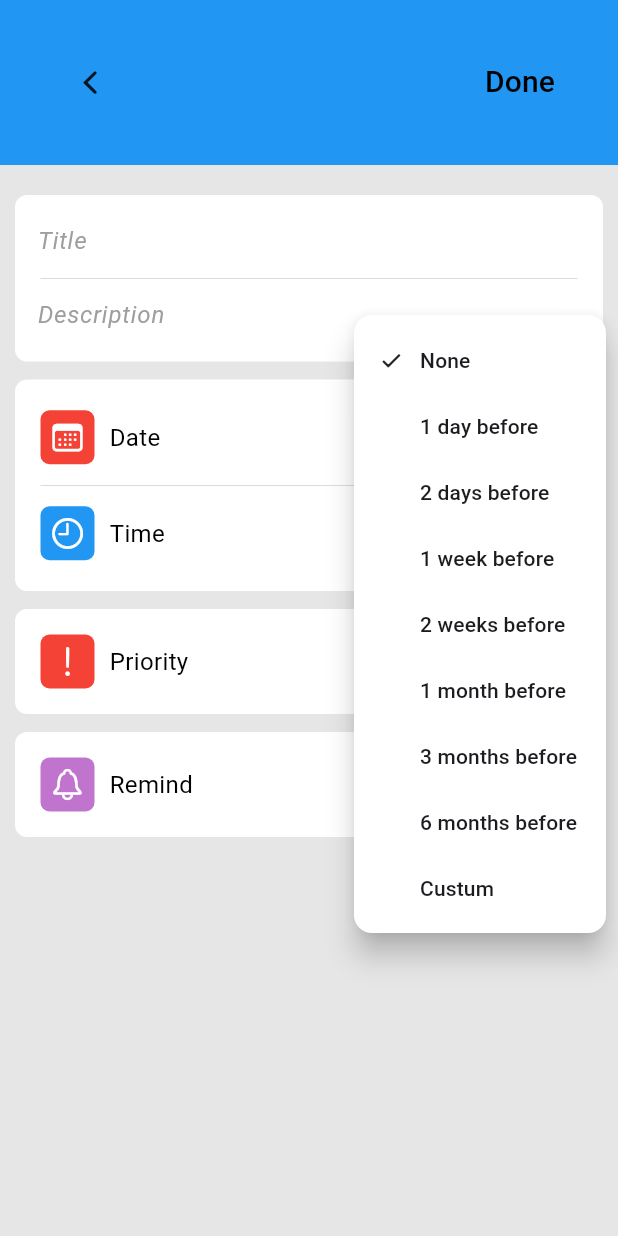
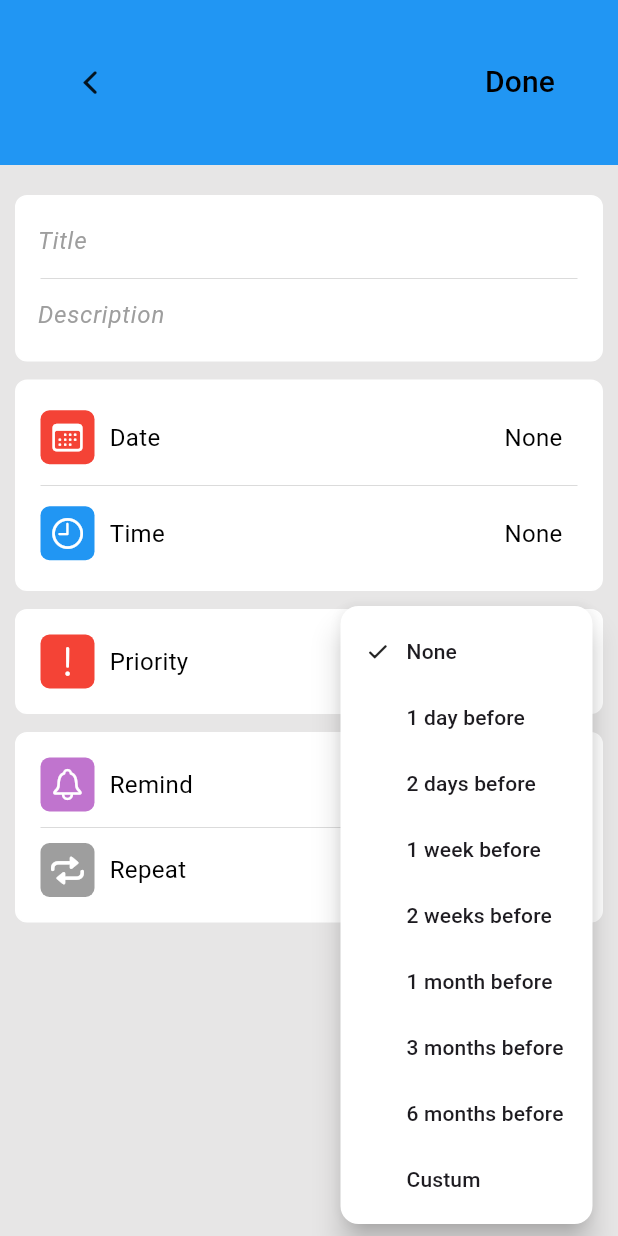
Before and after one commit to zhitao-xu/MobileApp, a Flutter app: the TaskDetailsPage screen opened directly, after a tap on "Remind", on a phone screen of 412 x 824 dp. Run offline on Flutter 3.47's test engine with Material 3 defaults, Android fonts, the phone set to English and light mode, and no system bars; our stand-ins replace equatable, flutter_bloc, flutter_local_notifications, flutter_slidable, hydrated_bloc, table_calendar and 1 more.

Commit message:
task page: repeat field

```diff
--- a/flutter_application_1/lib/pages/task_details.dart
+++ b/flutter_application_1/lib/pages/task_details.dart
@@ -24,9 +24,9 @@ class _TaskDetailsPageState extends State<TaskDetailsPage> {
   DateTime selectedDeadline = DateTime.now().add(const Duration(hours:2));
 
   // bool hasDeadline = false;
-  String selectedPriority = "None";
-  String selectedReminder = "None";
-  String selectedRepeat = "None";
+  String selectedPriority = tasksPriority[0];
+  String selectedReminder = tasksReminder[0];
+  String selectedRepeat = tasksRepeat[0];
 
   late TextEditingController _priorityController;
   late TextEditingController _deadlineDateController;
@@ -38,6 +38,12 @@ class _TaskDetailsPageState extends State<TaskDetailsPage> {
   // Track if date and time are picked for UI display
   bool _isDatePicked = false;
   bool _isTimePicked = false;
+
+  // Global Keys
+  final GlobalKey _priorityKey = GlobalKey();
+  final GlobalKey _reminderKey = GlobalKey();
+  final GlobalKey _repeatKey = GlobalKey();
+
 
   @override
   void initState() {
@@ -315,6 +321,7 @@ class _TaskDetailsPageState extends State<TaskDetailsPage> {
                           ),
                           title: "Priority",
                           info: _infoSetUp(
+                            key: _priorityKey,
                             text: _priorityController.text,
                             icon: Icon(
                               CupertinoIcons.chevron_up_chevron_down,
@@ -322,9 +329,11 @@ class _TaskDetailsPageState extends State<TaskDetailsPage> {
                             ),
                           ),
                           onTap: (){
+                            final RenderBox buttonBox = _priorityKey.currentContext!.findRenderObject() as RenderBox;
                             _showPopupOptions(
                               context: context,
                               options: tasksPriority,
+                              buttonBox: buttonBox,
                             );
                           },
                         ),
@@ -337,32 +346,45 @@ class _TaskDetailsPageState extends State<TaskDetailsPage> {
                               icon: Icon(CupertinoIcons.bell),
                               backgroundColor: purple,
                             ),
-                            // _iconSetUp(
-                            //   icon: Icon(CupertinoIcons.repeat),
-                            //   backgroundColor: grey,
-                            // ),
+                            _iconSetUp(
+                              icon: Icon(CupertinoIcons.repeat),
+                              backgroundColor: grey,
+                            ),
                           ],
-                          title: ["Remind"],
+                          title: ["Remind", "Repeat"],
                           info: [
                             _infoSetUp(
+                              key: _reminderKey,
                               text: _remindController.text,
                               icon: Icon(
                                 CupertinoIcons.chevron_up_chevron_down,
                                 size: 20,
                               ),
                             ),
-                            // _infoSetUp(
-                            //   text: _currentTodo.repeat,
-                            //   icon: Icon(
-                            //     CupertinoIcons.chevron_up_chevron_down,
-                            //     size: 20,
-                            //   ),
-                            // ),
+                            _infoSetUp(
+                              key: _repeatKey,
+                              text: _repeatController.text,
+                              icon: Icon(
+                                CupertinoIcons.chevron_up_chevron_down,
+                                size: 20,
+                              ),
+                            ),
                           ],
                           onTap: [
-                            (){ _showPopupOptions(
+                            (){
+                              final RenderBox buttonBox = _reminderKey.currentContext!.findRenderObject() as RenderBox;
+                              _showPopupOptions(
                                 context: context,
-                              options: tasksReminder
+                                options: tasksReminder,
+                                buttonBox: buttonBox,
+                              );
+                            },
+                            (){
+                              final RenderBox buttonBox = _repeatKey.currentContext!.findRenderObject() as RenderBox;
+                              _showPopupOptions(
+                                context: context,
+                                options: tasksRepeat,
+                                buttonBox: buttonBox,
                               );
                             },
                           ],
@@ -424,21 +446,42 @@ class _TaskDetailsPageState extends State<TaskDetailsPage> {
   void _showPopupOptions({
     required BuildContext context,
     required List<String> options,
+    required RenderBox buttonBox,
 
   }){
-    final RenderBox button = context.findRenderObject() as RenderBox;
     final RenderBox overlay = Overlay.of(context).context.findRenderObject() as RenderBox;
-    final buttonPosition = button.localToGlobal(Offset.zero, ancestor: overlay);
+    final buttonPosition = buttonBox.localToGlobal(Offset.zero, ancestor: overlay);
 
-    // Calculate the position for the popup menu
-    // Position it right-aligned with the priority field and below it
-    final position = RelativeRect.fromRect(
+    final Size screenSize = overlay.size;
+    const double verticalOffset = 5.0;
+
+    final double estimatePopupHeight = (44.0 * options.length) + 16.0;
+
+    final double bottomSpace = screenSize.height - (buttonPosition.dy + buttonBox.size.height);
+    final bool showBelow = bottomSpace >= estimatePopupHeight;
+
+    final RelativeRect position;
+
+    if(showBelow){
+      // show below the button
+      position = RelativeRect.fromRect(
         Rect.fromPoints(
-        buttonPosition + Offset(button.size.width - 150, 100),
-        buttonPosition + Offset(button.size.width, 100)
+          buttonPosition + Offset(0, buttonBox.size.height + verticalOffset),
+          buttonPosition + Offset(buttonBox.size.width, buttonBox.size.height + verticalOffset)
         ),
         Offset.zero & overlay.size,
       );
+    } else {
+      // show above the button
+      position = RelativeRect.fromRect(
+        Rect.fromPoints(
+          buttonPosition - Offset(0, verticalOffset),
+          buttonPosition + Offset(buttonBox.size.width, 0)
+        ),
+        Offset.zero & overlay.size,
+      );
+    }
+
 
     showMenu(
       context: context,
@@ -448,7 +491,10 @@ class _TaskDetailsPageState extends State<TaskDetailsPage> {
       ),
       elevation: 8.0,
       color: white,
-      items:options.map((option) => _buildPopupMenuItem(option)).toList(),
+      items:options.map((option) => _buildPopupMenuItem(
+        value: option,
+        selectedValue: _getSelectedValueForOption(options),
+      )).toList(),
     ).then((selectedValue){
       if(selectedValue != null){
         setState(() {
@@ -467,11 +513,25 @@ class _TaskDetailsPageState extends State<TaskDetailsPage> {
     });
   }
 
-  PopupMenuItem<String> _buildPopupMenuItem(String priority) {
-    bool isSelected = selectedPriority == priority;
+  String _getSelectedValueForOption(List<String> options) {
+      if (options == tasksPriority) {
+      return selectedPriority;
+    } else if (options == tasksRepeat) {
+      return selectedRepeat;
+    } else if (options == tasksReminder) {
+      return selectedReminder;
+    }
+    return '';
+  }
+
+  PopupMenuItem<String> _buildPopupMenuItem({
+    required String value,
+    required String selectedValue,
+  }) {
+    bool isSelected = value == selectedValue;
 
     return PopupMenuItem<String>(
-      value: priority,
+      value: value,
       height: 44.0,
       padding: EdgeInsets.zero,
       child: Container(
@@ -483,13 +543,12 @@ class _TaskDetailsPageState extends State<TaskDetailsPage> {
               ? Icon(CupertinoIcons.checkmark_alt, size: 18)
               : const SizedBox(width: 18),
               SizedBox(width: 10),
-              Text(priority),
+              Text(value),
           ],
         ),
       )
     );
   }
-
 }
 
 
@@ -624,10 +683,12 @@ Widget _textContainer({
 }
 
 Widget _infoSetUp({
+  Key? key,
   required String text,
   required Icon icon,
 }){
   return Container(
+    key: key,
     padding: const EdgeInsets.all(6.0),
     child: Padding(
       padding: const EdgeInsets.all(10.0),
```
Lines whose indentation alone changed are shown as unchanged.
